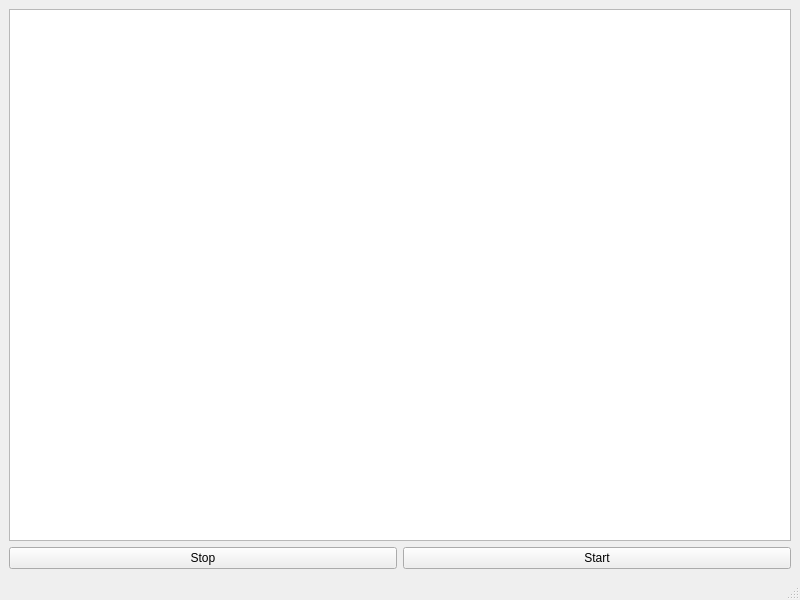
Before: the Qt Designer form src/qt/RtViewer/mainwindow.ui in pdani86/raytracing.github.io, drawn with Qt 5.
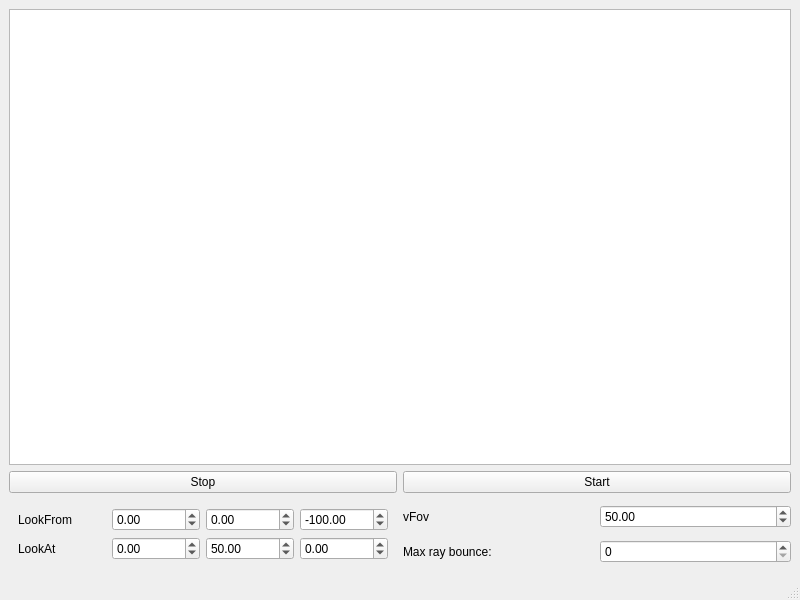
After: the same form once the commit is applied.

Commit message: UI, cam settings

The edit to the form file:
```diff
--- a/src/qt/RtViewer/mainwindow.ui
+++ b/src/qt/RtViewer/mainwindow.ui
@@ -40,6 +40,142 @@
       </item>
      </layout>
     </item>
+    <item row="1" column="0">
+     <layout class="QGridLayout" name="gridLayout_3">
+      <property name="topMargin">
+       <number>0</number>
+      </property>
+      <item row="0" column="0">
+       <widget class="QWidget" name="widget" native="true">
+        <layout class="QGridLayout" name="gridLayout_4">
+         <item row="0" column="0">
+          <widget class="QLabel" name="label">
+           <property name="text">
+            <string>LookFrom</string>
+           </property>
+          </widget>
+         </item>
+         <item row="1" column="0">
+          <widget class="QLabel" name="label_2">
+           <property name="text">
+            <string>LookAt</string>
+           </property>
+          </widget>
+         </item>
+         <item row="0" column="1">
+          <layout class="QGridLayout" name="gridLayout_5">
+           <item row="0" column="1">
+            <widget class="QDoubleSpinBox" name="camY">
+             <property name="minimum">
+              <double>-1000000000.000000000000000</double>
+             </property>
+             <property name="maximum">
+              <double>1000000000.000000000000000</double>
+             </property>
+            </widget>
+           </item>
+           <item row="0" column="0">
+            <widget class="QDoubleSpinBox" name="camX">
+             <property name="minimum">
+              <double>-1000000000.000000000000000</double>
+             </property>
+             <property name="maximum">
+              <double>1000000000.000000000000000</double>
+             </property>
+            </widget>
+           </item>
+           <item row="0" column="2">
+            <widget class="QDoubleSpinBox" name="camZ">
+             <property name="minimum">
+              <double>-1000000000.000000000000000</double>
+             </property>
+             <property name="maximum">
+              <double>1000000000.000000000000000</double>
+             </property>
+             <property name="value">
+              <double>-100.000000000000000</double>
+             </property>
+            </widget>
+           </item>
+          </layout>
+         </item>
+         <item row="1" column="1">
+          <layout class="QGridLayout" name="gridLayout_6">
+           <item row="0" column="0">
+            <widget class="QDoubleSpinBox" name="lookX">
+             <property name="minimum">
+              <double>-1000000000.000000000000000</double>
+             </property>
+             <property name="maximum">
+              <double>1000000000.000000000000000</double>
+             </property>
+            </widget>
+           </item>
+           <item row="0" column="1">
+            <widget class="QDoubleSpinBox" name="lookY">
+             <property name="minimum">
+              <double>-1000000000.000000000000000</double>
+             </property>
+             <property name="maximum">
+              <double>1000000000.000000000000000</double>
+             </property>
+             <property name="value">
+              <double>50.000000000000000</double>
+             </property>
+            </widget>
+           </item>
+           <item row="0" column="2">
+            <widget class="QDoubleSpinBox" name="lookZ">
+             <property name="minimum">
+              <double>-1000000000.000000000000000</double>
+             </property>
+             <property name="maximum">
+              <double>1000000000.000000000000000</double>
+             </property>
+            </widget>
+           </item>
+          </layout>
+         </item>
+        </layout>
+       </widget>
+      </item>
+      <item row="0" column="1">
+       <layout class="QGridLayout" name="gridLayout_7">
+        <item row="0" column="0">
+         <widget class="QLabel" name="label_3">
+          <property name="text">
+           <string>vFov</string>
+          </property>
+         </widget>
+        </item>
+        <item row="1" column="0">
+         <widget class="QLabel" name="label_4">
+          <property name="text">
+           <string>Max ray bounce:</string>
+          </property>
+         </widget>
+        </item>
+        <item row="0" column="1">
+         <widget class="QDoubleSpinBox" name="vFov">
+          <property name="maximum">
+           <double>179.990000000000009</double>
+          </property>
+          <property name="value">
+           <double>50.000000000000000</double>
+          </property>
+         </widget>
+        </item>
+        <item row="1" column="1">
+         <widget class="QSpinBox" name="maxRayBounce">
+          <property name="minimum">
+           <number>0</number>
+          </property>
+         </widget>
+        </item>
+       </layout>
+      </item>
+     </layout>
+    </item>
    </layout>
   </widget>
   <widget class="QMenuBar" name="menubar">
```
The commit also changes 7 other files.
